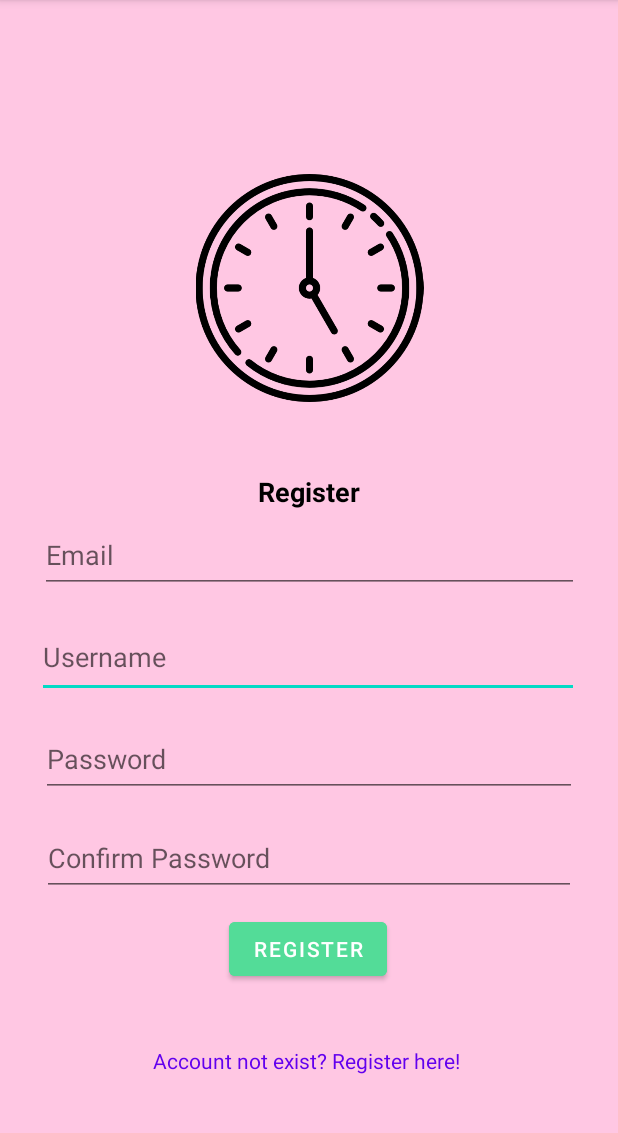
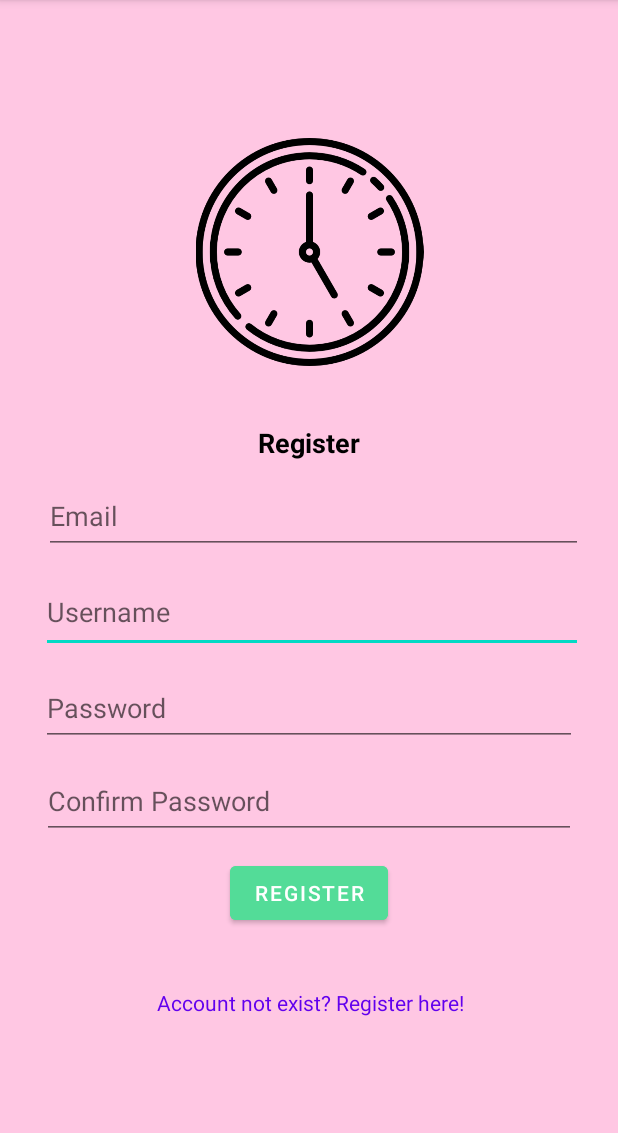
Before and after one commit to Riczu444/Reminder, an Android app: the RegisterActivity screen opened directly, with no data from a screen before it, on a phone screen of 412 x 824 dp, the part 84-1217 px from its top. Run offline under Robolectric (Android 15) with nearby library versions, the phone set to English and light mode, and no system bars; our stand-ins replace Firebase (no records; nobody signed in at launch, a user with empty details on screens opened directly).

Commit message:
Add Homework 1

```diff
--- a/app/src/main/java/com/example/reminder/MainPage.kt
+++ b/app/src/main/java/com/example/reminder/MainPage.kt
@@ -70,16 +70,16 @@ class MainPage : AppCompatActivity() {
             builder.setView(view)
             val etNameReminder: EditText = view.findViewById(R.id.etNameReminder)
 
-            builder.setPositiveButton("Ok", DialogInterface.OnClickListener{ _, _ ->
+            builder.setPositiveButton("Ok", DialogInterface.OnClickListener{dialog, which->
                 remainder_name = etNameReminder.text.trim().toString()
                 val cal = Calendar.getInstance()
-                val dateSetListener = DatePickerDialog.OnDateSetListener { _, year, month, day ->
+                val dateSetListener = DatePickerDialog.OnDateSetListener { datePicker, year, month, day ->
                     cal.set(Calendar.YEAR, year)
                     cal.set(Calendar.MONTH, month)
                     cal.set(Calendar.DAY_OF_MONTH, day)
                     date = SimpleDateFormat("dd.MM.yyyy", Locale.US).format(cal.time).toString()
 
-                    val timeSetListener = TimePickerDialog.OnTimeSetListener { _, hour, minute ->
+                    val timeSetListener = TimePickerDialog.OnTimeSetListener { timePicker, hour, minute ->
                         cal.set(Calendar.HOUR_OF_DAY, hour)
                         cal.set(Calendar.MINUTE, minute)
                         time = SimpleDateFormat("HH:mm", Locale.US).format(cal.time).toString()
@@ -93,7 +93,7 @@ class MainPage : AppCompatActivity() {
                 DatePickerDialog(this, dateSetListener, cal.get(Calendar.YEAR), cal.get(Calendar.MONTH), cal.get(Calendar.DAY_OF_MONTH)).show()
             })
 
-            builder.setNeutralButton("Cancel", DialogInterface.OnClickListener{ dialog, _ ->
+            builder.setNeutralButton("Cancel", DialogInterface.OnClickListener{ dialog, which ->
                 dialog.dismiss()
             })
 
--- a/app/src/main/res/layout/activity_main.xml
+++ b/app/src/main/res/layout/activity_main.xml
@@ -79,6 +79,7 @@
         android:id="@+id/tvRegister"
         android:layout_width="wrap_content"
         android:layout_height="wrap_content"
+        android:layout_marginBottom="20dp"
         android:text="@string/account_not_exist_register_here"
         android:textColor="@color/purple_500"
         app:layout_constraintBottom_toBottomOf="parent"
--- a/app/src/main/res/layout/activity_register.xml
+++ b/app/src/main/res/layout/activity_register.xml
@@ -11,13 +11,13 @@
         android:id="@+id/etUsername"
         android:layout_width="361dp"
         android:layout_height="54dp"
-        android:layout_marginTop="16dp"
+        android:layout_marginTop="12dp"
         android:autofillHints=""
         android:ems="10"
         android:hint="@string/username"
         android:inputType="textPersonName"
         app:layout_constraintEnd_toEndOf="parent"
-        app:layout_constraintHorizontal_bias="0.492"
+        app:layout_constraintHorizontal_bias="0.54"
         app:layout_constraintStart_toStartOf="parent"
         app:layout_constraintTop_toBottomOf="@+id/etEmail" />
 
@@ -25,7 +25,7 @@
         android:id="@+id/etEmail"
         android:layout_width="359dp"
         android:layout_height="50dp"
-        android:layout_marginTop="5dp"
+        android:layout_marginTop="12dp"
         android:layout_marginBottom="16dp"
         android:autofillHints=""
         android:ems="10"
@@ -33,6 +33,7 @@
         android:inputType="textEmailAddress"
         app:layout_constraintBottom_toTopOf="@+id/etUsername"
         app:layout_constraintEnd_toEndOf="parent"
+        app:layout_constraintHorizontal_bias="0.557"
         app:layout_constraintStart_toStartOf="parent"
         app:layout_constraintTop_toBottomOf="@+id/tvRegisterIn" />
 
@@ -40,7 +41,7 @@
         android:id="@+id/etPassword"
         android:layout_width="357dp"
         android:layout_height="50dp"
-        android:layout_marginTop="16dp"
+        android:layout_marginTop="12dp"
         android:autofillHints=""
         android:ems="10"
         android:hint="@string/password"
@@ -54,7 +55,7 @@
         android:id="@+id/etPassword2"
         android:layout_width="356dp"
         android:layout_height="50dp"
-        android:layout_marginTop="16dp"
+        android:layout_marginTop="12dp"
         android:autofillHints=""
         android:ems="10"
         android:hint="@string/confirm_password"
@@ -68,35 +69,33 @@
         android:id="@+id/btnLogin"
         android:layout_width="wrap_content"
         android:layout_height="wrap_content"
+        android:layout_marginTop="12dp"
+        android:backgroundTint="#53dc98"
         android:text="@string/register"
-        android:backgroundTint="#53dc98"
-        app:layout_constraintBottom_toBottomOf="parent"
         app:layout_constraintEnd_toEndOf="parent"
-        app:layout_constraintHorizontal_bias="0.498"
         app:layout_constraintStart_toStartOf="parent"
-        app:layout_constraintTop_toBottomOf="@+id/etPassword2"
-        app:layout_constraintVertical_bias="0.09" />
+        app:layout_constraintTop_toBottomOf="@+id/etPassword2" />
 
     <TextView
         android:id="@+id/tvRegisterIn"
         android:layout_width="wrap_content"
         android:layout_height="wrap_content"
         android:text="@string/register"
+        android:textColor="@color/black"
         android:textSize="18sp"
         android:textStyle="bold"
-        android:textColor="@color/black"
         app:layout_constraintBottom_toBottomOf="parent"
         app:layout_constraintEnd_toEndOf="parent"
         app:layout_constraintStart_toStartOf="parent"
         app:layout_constraintTop_toBottomOf="@+id/imageView"
-        app:layout_constraintVertical_bias="0.099"
+        app:layout_constraintVertical_bias="0.077"
         tools:text="Register" />
 
     <ImageView
         android:id="@+id/imageView"
         android:layout_width="167dp"
         android:layout_height="152dp"
-        android:layout_marginTop="116dp"
+        android:layout_marginTop="92dp"
         android:contentDescription="@string/icon"
         app:layout_constraintEnd_toEndOf="parent"
         app:layout_constraintStart_toStartOf="parent"
@@ -106,15 +105,16 @@
     <TextView
         android:id="@+id/tvRegister"
         android:layout_width="wrap_content"
-        android:layout_height="wrap_content"
+        android:layout_height="19dp"
+        android:layout_marginBottom="20dp"
         android:text="@string/account_not_exist_register_here"
         android:textColor="@color/purple_500"
         app:layout_constraintBottom_toBottomOf="parent"
         app:layout_constraintEnd_toEndOf="parent"
-        app:layout_constraintHorizontal_bias="0.493"
+        app:layout_constraintHorizontal_bias="0.506"
         app:layout_constraintStart_toStartOf="parent"
-        app:layout_constraintTop_toTopOf="parent"
-        app:layout_constraintVertical_bias="0.931"
+        app:layout_constraintTop_toBottomOf="@+id/btnLogin"
+        app:layout_constraintVertical_bias="0.357"
         tools:text="Account exist? Login here!" />
 
 </androidx.constraintlayout.widget.ConstraintLayout>
```
